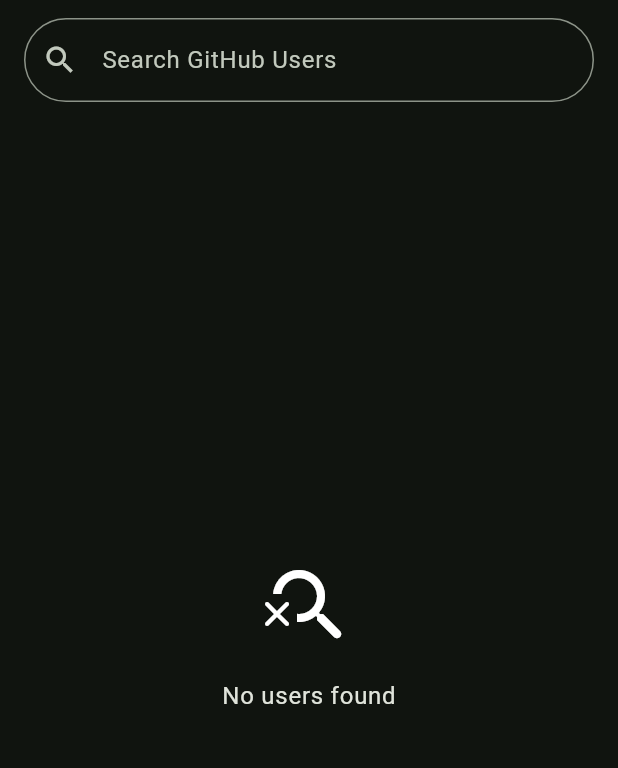
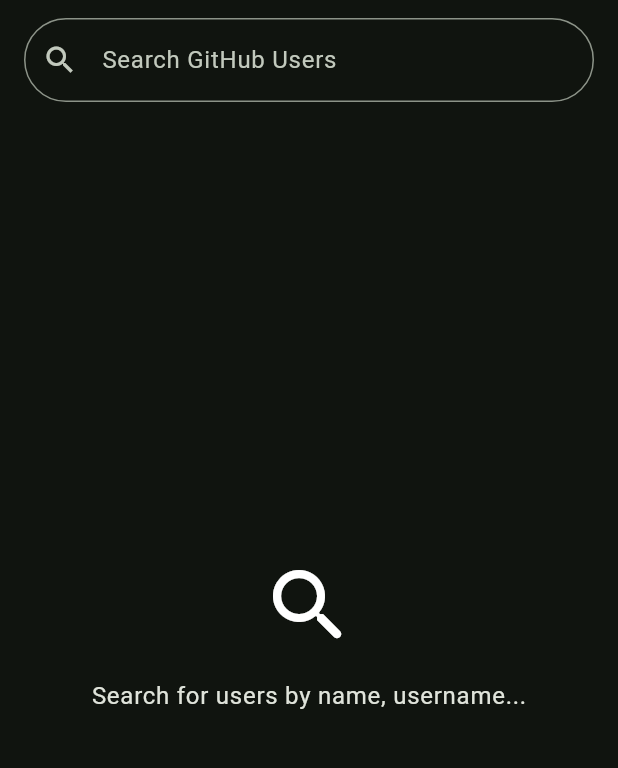
Before and after one commit to prad26/octo_search, a Flutter app: the screen it shows after launch, on a phone screen of 412 x 824 dp, the part 84-852 px from its top. Run offline on Flutter 3.47's test engine with Material 3 defaults, Android fonts, the phone set to English and light mode, and no system bars; drawn by our look-alikes of infinite_scroll_pagination; our stand-ins replace flutter_secure_storage, freezed_annotation.

Commit message:
Add no items found indicator to infinite scroll list

```diff
--- a/lib/core/widgets/infinite_scroll_list.dart
+++ b/lib/core/widgets/infinite_scroll_list.dart
@@ -17,6 +17,7 @@
   final ScrollController? scrollController;
   final FutureOr<List<T>> Function(int pageKey) fetchPage;
   final Widget Function(BuildContext context, int index, T item, int itemsLength) itemBuilder;
+  final Widget Function(BuildContext context)? noItemsFoundIndicatorBuilder;
 
   const InfiniteScrollList({
     super.key,
@@ -25,6 +26,7 @@
     this.scrollController,
     required this.fetchPage,
     required this.itemBuilder,
+    this.noItemsFoundIndicatorBuilder,
   });
 
   String get _itemName => itemName ?? 'data';
@@ -45,6 +47,10 @@
                 return itemBuilder(context, index, item, state.items?.length ?? 0);
               },
               noItemsFoundIndicatorBuilder: (context) {
+                if (noItemsFoundIndicatorBuilder != null) {
+                  return noItemsFoundIndicatorBuilder!(context);
+                }
+
                 return NoData(
                   message: 'No $_itemName found',
                   icon: Icons.search_off_rounded,
--- a/lib/features/user_search/screen/user_search.dart
+++ b/lib/features/user_search/screen/user_search.dart
@@ -2,6 +2,7 @@
 import 'package:infinite_scroll_pagination/infinite_scroll_pagination.dart';
 import 'package:octo_search/core/helpers/github_error_handler.dart';
 import 'package:octo_search/core/widgets/infinite_scroll_list.dart';
+import 'package:octo_search/core/widgets/no_data.dart';
 import 'package:octo_search/core/widgets/scroll_top_floating_button.dart';
 import 'package:octo_search/data/api/github_api_service.dart';
 import 'package:octo_search/data/models/user_search.dart';
@@ -115,6 +116,12 @@
       controller: _pagingController,
       scrollController: _scrollController,
       fetchPage: _getUsers,
+      noItemsFoundIndicatorBuilder: (context) {
+        return NoData(
+          message: 'Search for users by name, username...',
+          icon: Icons.search_rounded,
+        );
+      },
       itemBuilder: (context, index, user, itemsLength) {
         return ExpressiveListTile(
           isFirst: index == 0,
```
